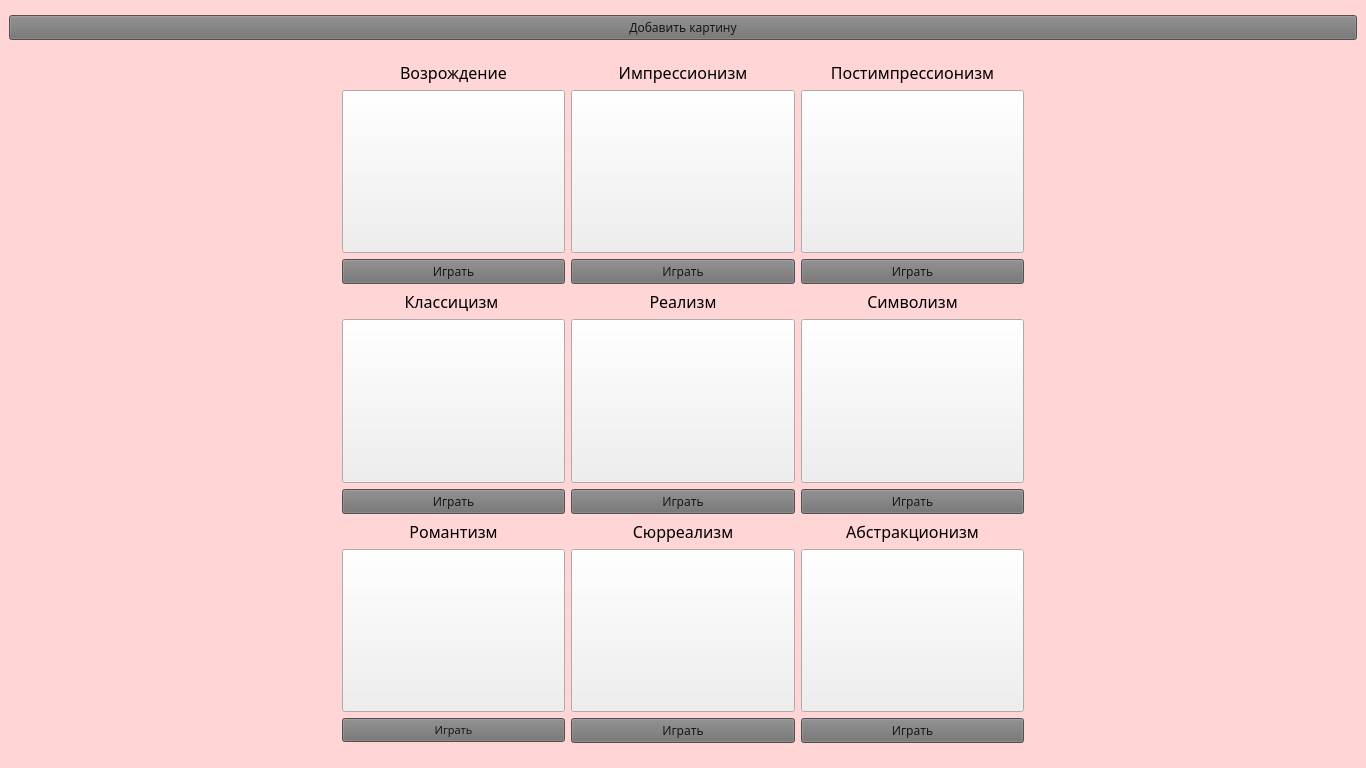
The window that views/mainwindow.ui (moevm/gui-1h2018-05) describes before a commit, drawn with Qt 5.
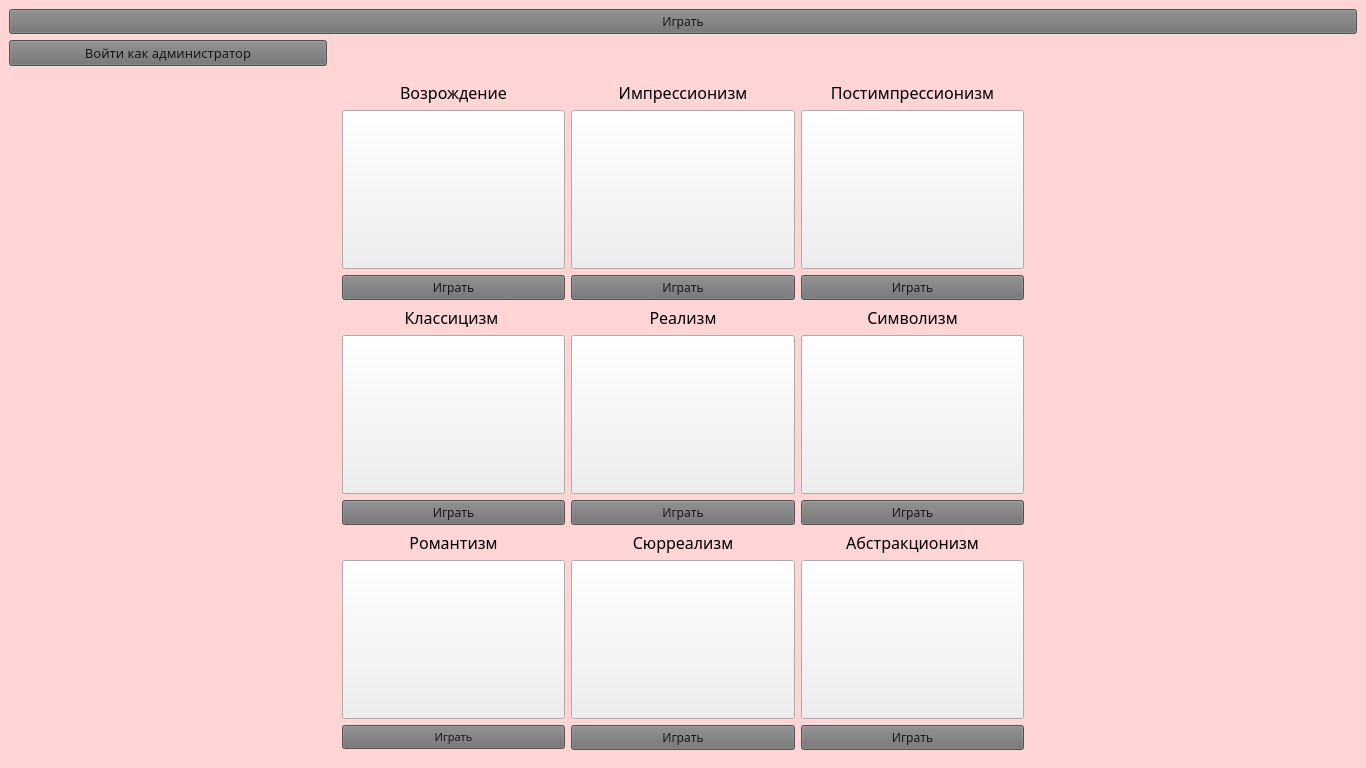
The same window after the commit. Icons and pictures are not drawn.

Diff of the .ui file:
```diff
--- a/views/mainwindow.ui
+++ b/views/mainwindow.ui
@@ -24,7 +24,7 @@
     <string notr="true">QWidget#centralwidget {background-color: rgb(255, 213, 214)}</string>
    </property>
    <layout class="QGridLayout" name="gridLayout">
-    <item row="1" column="1">
+    <item row="3" column="1">
      <widget class="QFrame" name="frame">
       <property name="sizePolicy">
        <sizepolicy hsizetype="Preferred" vsizetype="Preferred">
@@ -667,7 +667,7 @@
       </layout>
      </widget>
     </item>
-    <item row="1" column="0">
+    <item row="3" column="0">
      <spacer name="horizontalSpacer">
       <property name="orientation">
        <enum>Qt::Horizontal</enum>
@@ -683,7 +683,7 @@
       </property>
      </spacer>
     </item>
-    <item row="1" column="2">
+    <item row="3" column="2">
      <spacer name="horizontalSpacer_2">
       <property name="orientation">
        <enum>Qt::Horizontal</enum>
@@ -716,7 +716,29 @@
 </string>
       </property>
       <property name="text">
-       <string>Добавить картину</string>
+       <string>Играть</string>
+      </property>
+     </widget>
+    </item>
+    <item row="1" column="0">
+     <widget class="QPushButton" name="signInPushButton">
+      <property name="font">
+       <font>
+        <family>Segoe Print</family>
+        <pointsize>10</pointsize>
+       </font>
+      </property>
+      <property name="styleSheet">
+       <string notr="true">QPushButton#signInPushButton {
+  color: rgb(23, 23, 23); /* цвет текста */
+  background: rgb(112, 112, 112); /* фон кнопки */
+  outline: none; 
+} 
+#signInPushButton:hover { background: rgb(133, 133, 133); } /* при наведении курсора мышки */
+</string>
+      </property>
+      <property name="text">
+       <string>Войти как администратор</string>
       </property>
      </widget>
     </item>
```
